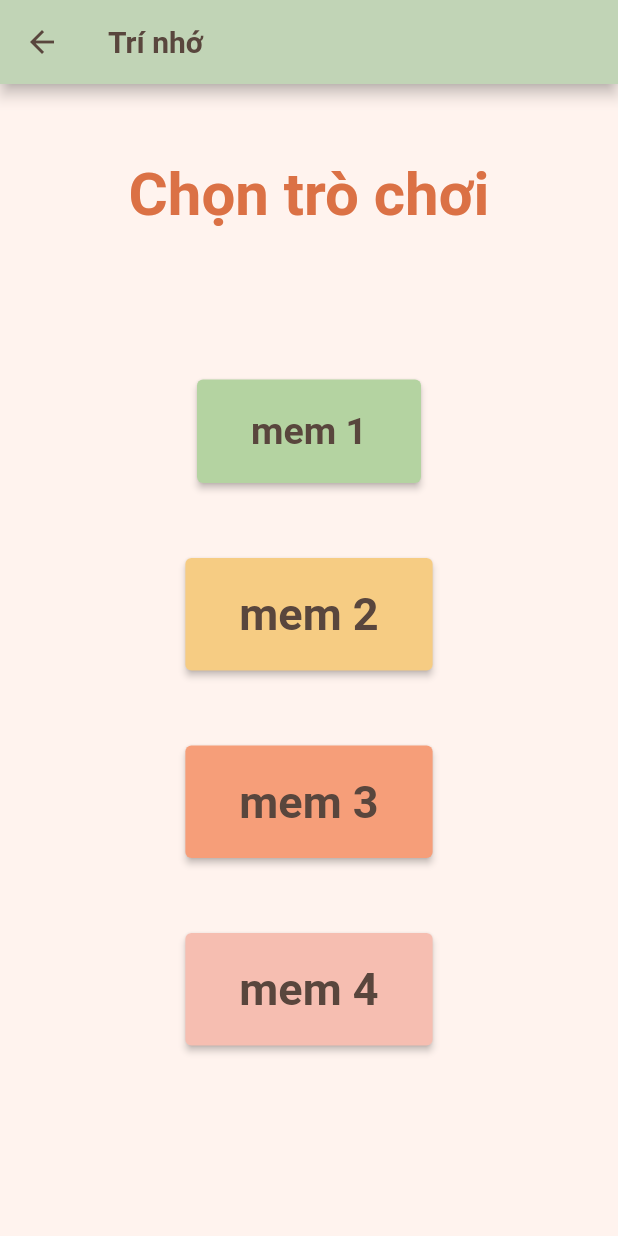
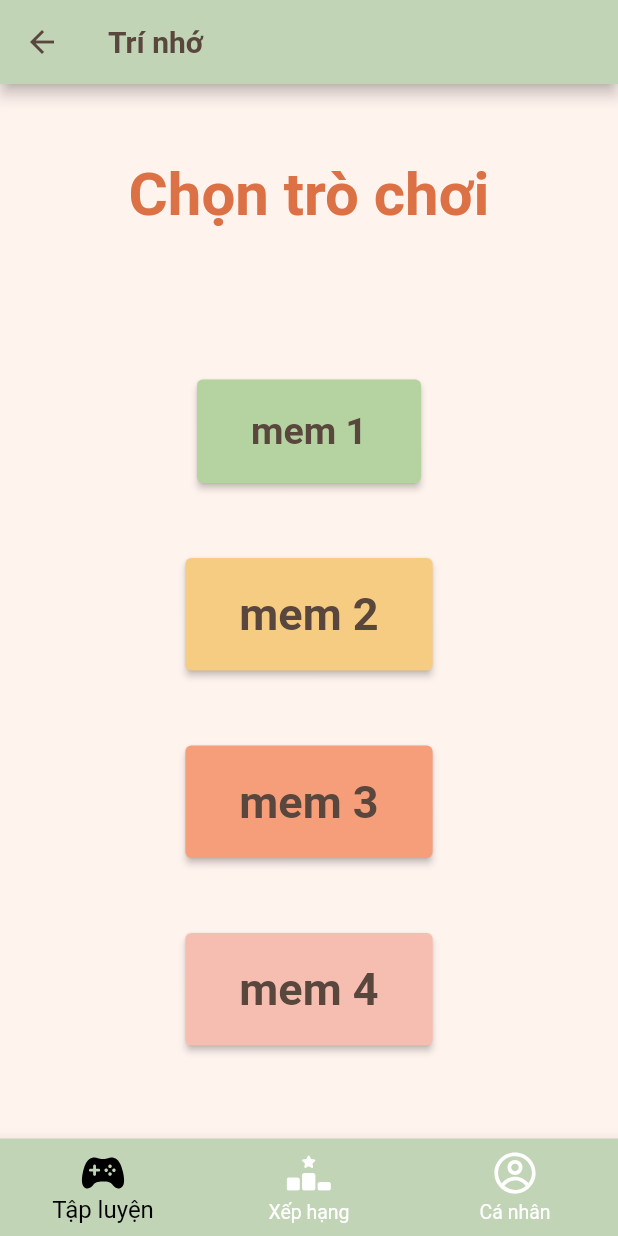
Before and after one commit to TrNgTien/Brain-Training, a Flutter app: the MyHomePage screen opened directly, after a tap on "Trí nhớ", on a phone screen of 412 x 824 dp. Run offline on Flutter 3.47's test engine with Material 2 defaults, Android fonts, the phone set to English and light mode, and no system bars; our stand-ins replace flutter_spinkit, flutter_svg; missing offline and left inert: function_tree.

Commit message:
Tien | Adjust style

```diff
--- a/lib/main.dart
+++ b/lib/main.dart
@@ -1,4 +1,5 @@
 import 'package:brain_training/screens/game_list.dart';
+import 'package:brain_training/widget/bottom_nav.dart';
 import 'package:brain_training/widget/splash_screen.dart';
 import 'package:flutter/material.dart';
 import 'package:brain_training/constants/color.dart';
@@ -36,19 +37,15 @@ class MyHomePage extends StatefulWidget {
 class _MyHomePageState extends State<MyHomePage> {
   List listDomain = ["Trí nhớ", "Nhận thức", "Ngôn ngữ", "Toán học"];
 
-  String playingIcon = "lib/assets/icons/playing_ic.svg";
-  String profileIcon = "lib/assets/icons/profile_ic.svg";
-  String rankingIcon = "lib/assets/icons/ranking_ic.svg";
   @override
   Widget build(BuildContext context) {
     return Scaffold(
         appBar: AppBar(
           title: Text(widget.title),
-        backgroundColor: orangePastel,
-        foregroundColor: darkTextColor,
+          backgroundColor: primaryOrange,
           automaticallyImplyLeading: false,
           titleTextStyle: const TextStyle(
-          color: darkTextColor,
+            color: Colors.white,
             fontSize: 20,
             fontWeight: FontWeight.w700,
           ),
@@ -71,7 +68,11 @@ class _MyHomePageState extends State<MyHomePage> {
             ],
           ),
         ),
-    );
+        bottomNavigationBar: BottomNav(
+          colorBackground: primaryOrange,
+          colorSelectedItem: Colors.black,
+          colorUnselectedItem: Colors.white,
+        ));
   }
 }
 
--- a/lib/screens/auth/login_screen.dart
+++ b/lib/screens/auth/login_screen.dart
@@ -64,10 +64,10 @@ class _LoginScreenState extends State<LoginScreen> {
                           ),
                           height: 50,
                           width: 250,
-                          child: Row(
-                              mainAxisSize: MainAxisSize.min,
-                              mainAxisAlignment: MainAxisAlignment.center,
-                              children: [
+                          child: Row(mainAxisSize: MainAxisSize.min, children: [
+                            const SizedBox(
+                              width: 10,
+                            ),
                             SvgPicture.asset(
                               facebookIcon,
                               height: 30,
@@ -106,10 +106,10 @@ class _LoginScreenState extends State<LoginScreen> {
                           ),
                           height: 50,
                           width: 250,
-                          child: Row(
-                              mainAxisSize: MainAxisSize.min,
-                              mainAxisAlignment: MainAxisAlignment.center,
-                              children: [
+                          child: Row(mainAxisSize: MainAxisSize.min, children: [
+                            const SizedBox(
+                              width: 10,
+                            ),
                             SvgPicture.asset(
                               googleIcon,
                               height: 30,
--- a/lib/screens/auth/register_screen.dart
+++ b/lib/screens/auth/register_screen.dart
@@ -49,7 +49,7 @@ class _RegisterScreenState extends State<RegisterScreen> {
                               fullscreenDialog: true));
                         },
                         child: Container(
-                          margin: const EdgeInsets.only(top: 10),
+                          margin: const EdgeInsets.only(top: 20),
                           decoration: BoxDecoration(
                             borderRadius: BorderRadius.circular(10),
                             color: blueFbBtn,
@@ -59,14 +59,15 @@ class _RegisterScreenState extends State<RegisterScreen> {
                           ),
                           height: 50,
                           width: 250,
-                          child: Row(
-                              mainAxisSize: MainAxisSize.min,
-                              mainAxisAlignment: MainAxisAlignment.center,
-                              children: [
+                          child: Row(mainAxisSize: MainAxisSize.min, children: [
+                            const SizedBox(
+                              width: 10,
+                            ),
                             SvgPicture.asset(
                               facebookIcon,
                               height: 30,
                               width: 30,
+                              color: Colors.white,
                             ),
                             const SizedBox(
                               width: 10,
@@ -101,10 +102,10 @@ class _RegisterScreenState extends State<RegisterScreen> {
                           ),
                           height: 50,
                           width: 250,
-                          child: Row(
-                              mainAxisSize: MainAxisSize.min,
-                              mainAxisAlignment: MainAxisAlignment.center,
-                              children: [
+                          child: Row(mainAxisSize: MainAxisSize.min, children: [
+                            const SizedBox(
+                              width: 10,
+                            ),
                             SvgPicture.asset(
                               googleIcon,
                               height: 30,
--- a/lib/screens/game_list.dart
+++ b/lib/screens/game_list.dart
@@ -3,7 +3,7 @@ import 'package:brain_training/screens/math_domain/math_game_one.dart';
 import 'package:brain_training/screens/memory_domain/game-1.dart';
 import 'package:flutter/material.dart';
 import 'package:brain_training/constants/color.dart';
-import 'package:flutter/scheduler.dart';
+import '../widget/bottom_nav.dart';
 import 'language_domain/language_game_one.dart';
 import 'language_domain/language_game_four.dart';
 import 'language_domain/language_game_three.dart';
@@ -18,6 +18,21 @@ class GameList extends StatefulWidget {
 
 class _GameListState extends State<GameList> {
   Color? backgroundColor(String domainType) {
+    switch (domainType) {
+      case "Trí nhớ":
+        return greenPastel;
+      case "Nhận thức":
+        return pinkPastel;
+      case "Toán học":
+        return orangePastel;
+      case "Ngôn ngữ":
+        return yellowPastel;
+      default:
+        return null;
+    }
+  }
+
+  Color? colorBottomNav(String domainType) {
     switch (domainType) {
       case "Trí nhớ":
         return greenPastel;
@@ -60,7 +75,13 @@ class _GameListState extends State<GameList> {
             gameType(widget.domainName, context),
           ],
         ),
-        ));
+      ),
+      bottomNavigationBar: BottomNav(
+        colorBackground: colorBottomNav(widget.domainName),
+        colorSelectedItem: Colors.black,
+        colorUnselectedItem: Colors.white,
+      ),
+    );
   }
 
   Widget gameType(String gameType, BuildContext context) {
--- /dev/null
+++ b/lib/widget/bottom_nav.dart
@@ -0,0 +1,81 @@
+import 'package:flutter/material.dart';
+import 'package:brain_training/constants/color.dart';
+import 'package:flutter_svg/flutter_svg.dart';
+
+class BottomNav extends StatefulWidget {
+  Color? colorBackground;
+  Color? colorUnselectedItem;
+  Color? colorSelectedItem;
+  BottomNav(
+      {super.key,
+      required this.colorBackground,
+      required this.colorUnselectedItem,
+      required this.colorSelectedItem});
+
+  @override
+  State<BottomNav> createState() => _BottomNavState();
+}
+
+class _BottomNavState extends State<BottomNav> {
+  String playingIcon = "lib/assets/icons/playing_ic.svg";
+  String profileIcon = "lib/assets/icons/profile_ic.svg";
+  String rankingIcon = "lib/assets/icons/ranking_ic.svg";
+  int _selectedIndex = 0;
+  void _onItemTapped(int index) {
+    setState(() {
+      _selectedIndex = index;
+    });
+  }
+
+  @override
+  Widget build(BuildContext context) {
+    return BottomNavigationBar(
+      type: BottomNavigationBarType.fixed,
+      backgroundColor: widget.colorBackground,
+      unselectedItemColor: widget.colorUnselectedItem,
+      selectedItemColor: widget.colorSelectedItem,
+      selectedFontSize: 16,
+      unselectedFontSize: 13,
+      items: <BottomNavigationBarItem>[
+        BottomNavigationBarItem(
+          icon: Container(
+              child: SvgPicture.asset(
+            playingIcon,
+            height: 30,
+            width: 30,
+            color: _selectedIndex == 0
+                ? widget.colorSelectedItem
+                : widget.colorUnselectedItem,
+          )),
+          label: 'Tập luyện',
+        ),
+        BottomNavigationBarItem(
+          icon: Container(
+              child: SvgPicture.asset(
+            rankingIcon,
+            height: 30,
+            width: 30,
+            color: _selectedIndex == 1
+                ? widget.colorSelectedItem
+                : widget.colorUnselectedItem,
+          )),
+          label: 'Xếp hạng',
+        ),
+        BottomNavigationBarItem(
+          icon: Container(
+              child: SvgPicture.asset(
+            profileIcon,
+            height: 30,
+            width: 30,
+            color: _selectedIndex == 2
+                ? widget.colorSelectedItem
+                : widget.colorUnselectedItem,
+          )),
+          label: 'Cá nhân',
+        ),
+      ],
+      currentIndex: _selectedIndex,
+      onTap: _onItemTapped,
+    );
+  }
+}
```
Lines whose indentation alone changed are shown as unchanged.
